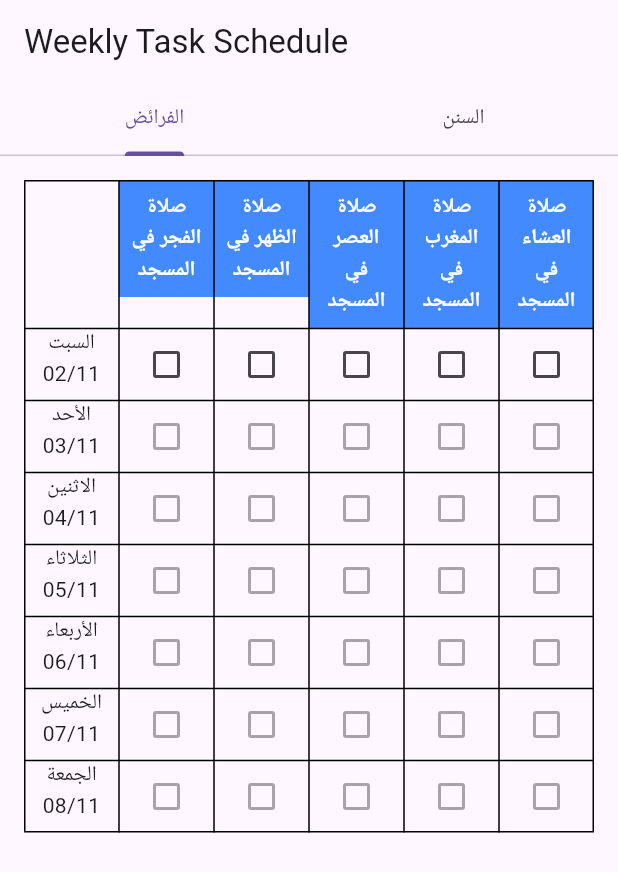
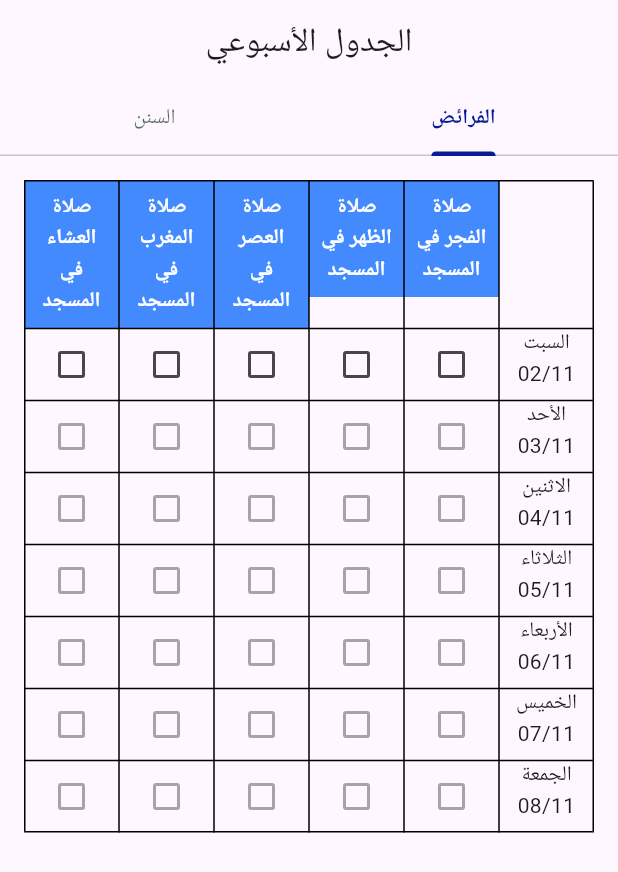
Before and after one commit to hmada2024/observer, a Flutter app: the screen it shows after launch, on a phone screen of 412 x 824 dp. Shown: the top 872 px of the screen. Run offline on Flutter 3.47's test engine with Material 3 defaults, Android fonts, the phone set to English and light mode, and no system bars; our stand-ins replace get, shared_preferences.

Commit message:
changed the direction of tables

```diff
--- a/lib/pages/weekly_task_schedule.dart
+++ b/lib/pages/weekly_task_schedule.dart
@@ -1,6 +1,6 @@
 import 'package:flutter/material.dart';
 import 'package:get/get.dart';
-import 'package:intl/intl.dart';
+import 'package:intl/intl.dart' as intl;
 import '../controllers/task_controller.dart';
 import '../const.dart';
 
@@ -18,14 +18,24 @@ class WeeklyTaskSchedule extends StatelessWidget {
     return DefaultTabController(
       length: 2,
       initialIndex: 0,
+      child: Directionality(
+        textDirection: TextDirection.rtl,
         child: Scaffold(
           appBar: AppBar(
-          title: Text('Weekly Task Schedule', textAlign: TextAlign.right),
+            title: Align(
+              alignment: Alignment.center,
+              child: Text('الجدول الأسبوعي'),
+            ),
             bottom: TabBar(
               tabs: [
                 Tab(text: 'الفرائض'),
                 Tab(text: 'السنن'),
               ],
+              indicatorColor: const Color.fromARGB(255, 7, 28, 148),
+              labelStyle: TextStyle(fontWeight: FontWeight.bold),
+              unselectedLabelStyle: TextStyle(fontWeight: FontWeight.normal),
+              unselectedLabelColor: const Color.fromARGB(179, 6, 46, 14),
+              labelColor: const Color.fromARGB(255, 7, 28, 148),
             ),
           ),
           body: TabBarView(
@@ -33,6 +43,7 @@ class WeeklyTaskSchedule extends StatelessWidget {
               buildTaskTable(weekDates, prayers, taskController, true),
               buildTaskTable(weekDates, sunnahTasks, taskController, false),
             ],
+          ),
         ),
       ),
     );
@@ -58,7 +69,7 @@ class WeeklyTaskSchedule extends StatelessWidget {
                       child: Center(
                         child: Text(
                           task,
-                          style: TextStyle(fontWeight: FontWeight.bold, color: Colors.white),
+                          style: TextStyle(fontWeight: FontWeight.bold, color: const Color.fromARGB(255, 255, 255, 255)),
                           textAlign: TextAlign.center,
                         ),
                       ),
@@ -71,8 +82,8 @@ class WeeklyTaskSchedule extends StatelessWidget {
                     Center(
                       child: Column(
                         children: [
-                          Text(daysOfWeek[j], textAlign: TextAlign.right),
-                          Text(DateFormat('dd/MM').format(weekDates[j]), textAlign: TextAlign.right),
+                          Text(daysOfWeek[j], textAlign: TextAlign.center),
+                          Text(intl.DateFormat('dd/MM').format(weekDates[j]), textAlign: TextAlign.center),
                         ],
                       ),
                     ),
@@ -81,7 +92,7 @@ class WeeklyTaskSchedule extends StatelessWidget {
                         child: Obx(() {
                           bool isFuture = taskController.isDateInFuture(weekDates[j]);
                           return Tooltip(
-                            message: isFuture ? "لا يمكن تعديل المهام للمستقبل" : "اضغط لتعديل الحالة",
+                            message: isFuture ? "لا يمكن تعديل الحالة للمستقبل" : "اضغط لتعديل الحالة",
                             child: Checkbox(
                               value: taskController.isTaskCompleted(isFard, j, i),
                               onChanged: isFuture ? null : (bool? value) {
```
Lines whose indentation alone changed are shown as unchanged.
